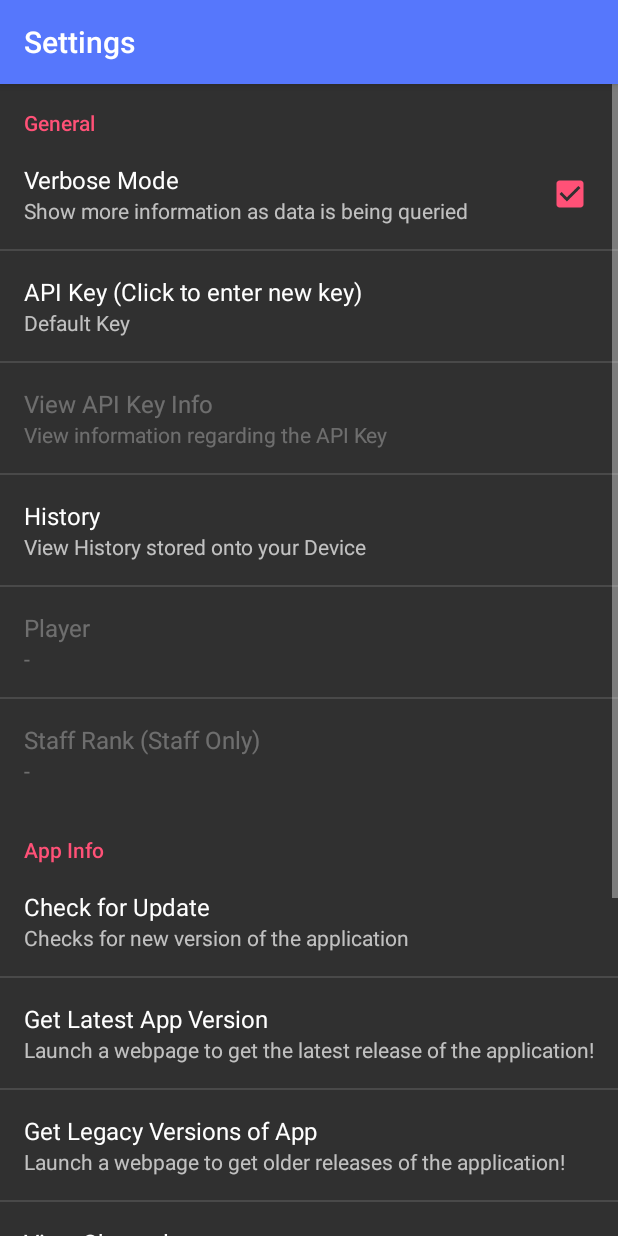
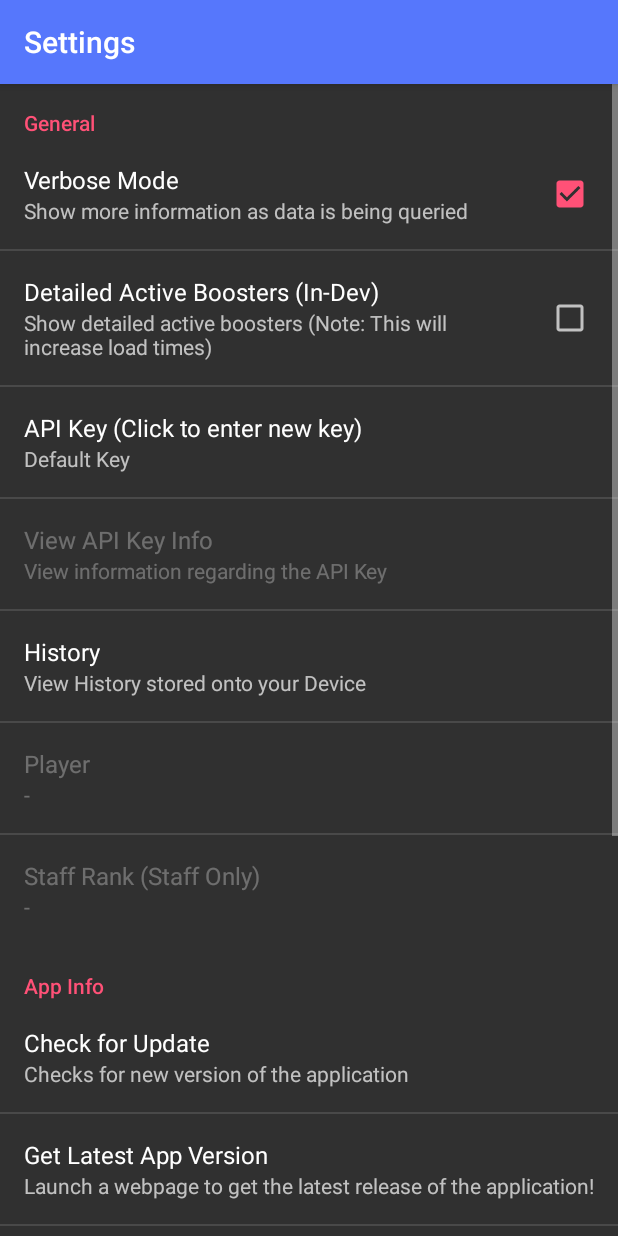
Before and after one commit to itachi1706/HypixelStatistics, an Android app: the GeneralPrefActivity screen opened directly, with no data from a screen before it, on a phone screen of 412 x 824 dp. Run offline under Robolectric (Android 15) with nearby library versions, the light colour scheme and no system bars; network calls fail.

Commit message:
Added a preference for toggling brief boosters

```diff
--- a/app/src/main/res/xml/pref_general.xml
+++ b/app/src/main/res/xml/pref_general.xml
@@ -6,6 +6,11 @@
             android:title="@string/pref_debug_title"
             android:summary="@string/pref_debug_summary"
             android:defaultValue="true" />
+        <CheckBoxPreference
+            android:key="detailed_active_boosters"
+            android:title="Detailed Active Boosters (In-Dev)"
+            android:summary="Show detailed active boosters (Note: This will increase load times)"
+            android:defaultValue="false" />
         <Preference android:title="API Key (Click to enter personal key)" android:key="api_key" android:summary="Obtaining Key..."/>
         <Preference android:title="View API Key Info" android:key="view_api_info" android:summary="View information regarding the API Key"/>
         <Preference android:title="History" android:key="view_hist_activity" android:summary="View History stored onto your Device"/>
```
